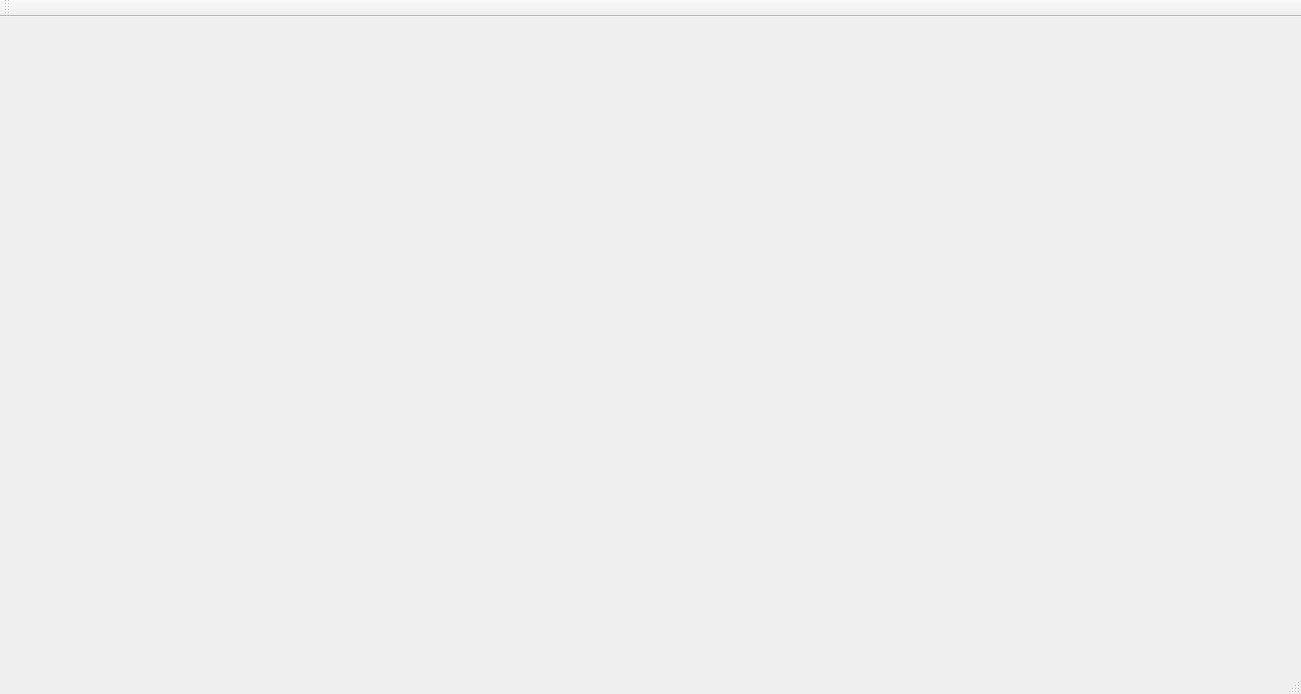
This is WormsWar2/mainwindow.ui in MarcoBiroli/Worms as Qt 5 draws it before an edit. The edited form follows.
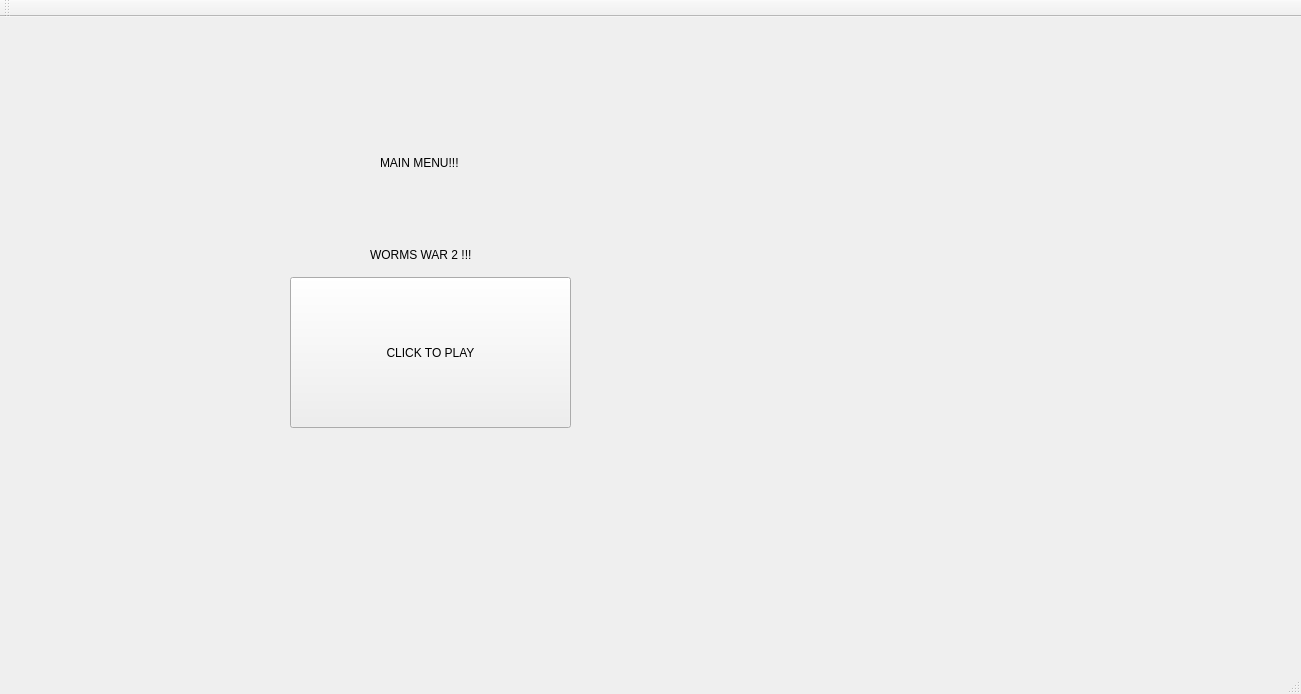
This is the edited form.

```diff
--- a/WormsWar2/mainwindow.ui
+++ b/WormsWar2/mainwindow.ui
@@ -13,7 +13,47 @@
   <property name="windowTitle">
    <string>MainWindow</string>
   </property>
-  <widget class="QWidget" name="centralWidget"/>
+  <widget class="QWidget" name="centralWidget">
+   <widget class="QLabel" name="label">
+    <property name="geometry">
+     <rect>
+      <x>370</x>
+      <y>230</y>
+      <width>111</width>
+      <height>16</height>
+     </rect>
+    </property>
+    <property name="text">
+     <string>WORMS WAR 2 !!!</string>
+    </property>
+   </widget>
+   <widget class="QPushButton" name="pushButton">
+    <property name="geometry">
+     <rect>
+      <x>290</x>
+      <y>260</y>
+      <width>281</width>
+      <height>151</height>
+     </rect>
+    </property>
+    <property name="text">
+     <string>CLICK TO PLAY</string>
+    </property>
+   </widget>
+   <widget class="QLabel" name="label_2">
+    <property name="geometry">
+     <rect>
+      <x>380</x>
+      <y>120</y>
+      <width>141</width>
+      <height>51</height>
+     </rect>
+    </property>
+    <property name="text">
+     <string>MAIN MENU!!!</string>
+    </property>
+   </widget>
+  </widget>
   <widget class="QMenuBar" name="menuBar">
    <property name="geometry">
     <rect>
```
Left out of the diff: 2 changed lines with no effect on the pictures.
